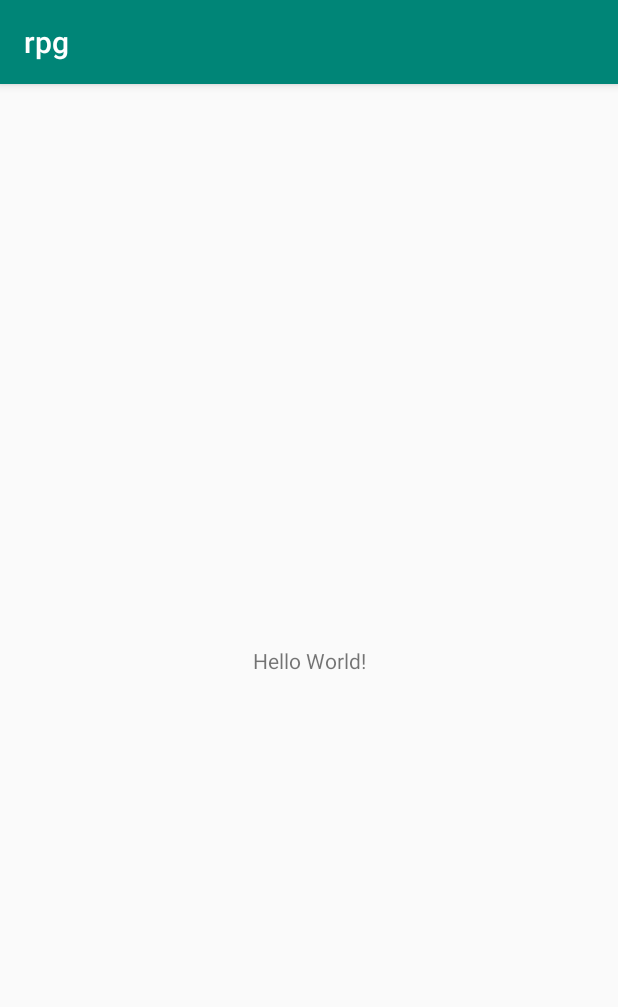
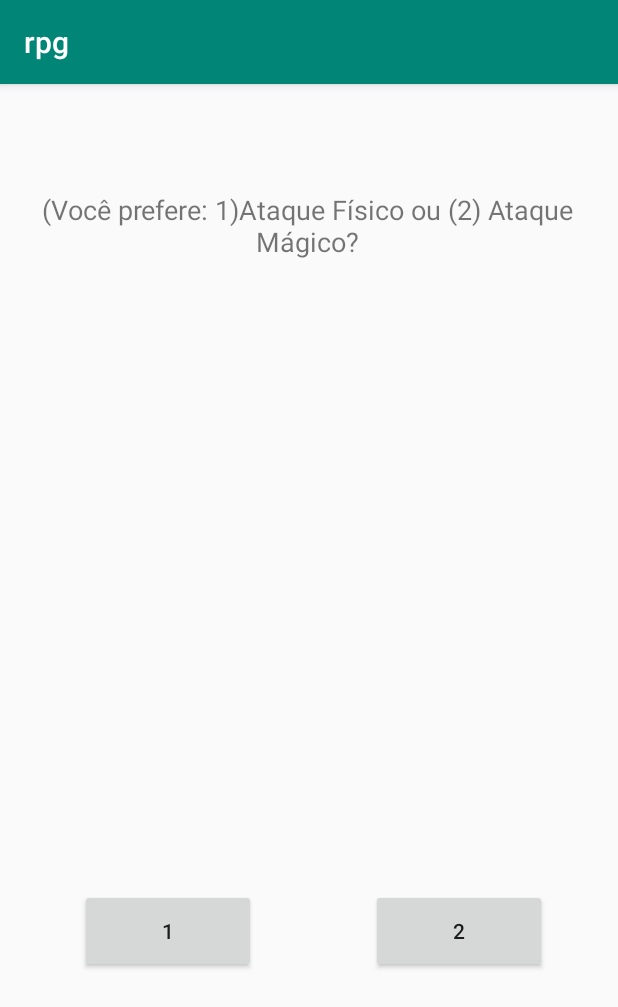
Before and after one commit to IuriAugusto397/ArvoreBinariaApp, an Android app: the screen it shows after launch (MainActivity), on a phone screen of 412 x 824 dp. Shown: the top 1007 px of the screen. Run offline under Robolectric (Android 15) with nearby library versions, the phone set to English and light mode, and no system bars.

Commit message:
Lógica de funcionamento dos botões

```diff
--- a/app/src/main/java/com/example/rpg/Execucao.java
+++ b/app/src/main/java/com/example/rpg/Execucao.java
@@ -7,7 +7,7 @@ package com.example.rpg;
 
 /**
  *
- * @author alessandro.alves
+ * @author iuri augusto
  */
 public class Execucao {
 
--- a/app/src/main/java/com/example/rpg/MainActivity.java
+++ b/app/src/main/java/com/example/rpg/MainActivity.java
@@ -3,12 +3,31 @@ package com.example.rpg;
 import androidx.appcompat.app.AppCompatActivity;
 
 import android.os.Bundle;
+import android.view.View;
+import android.widget.Button;
+import android.widget.TextView;
 
-public class MainActivity extends AppCompatActivity {
+public class MainActivity extends AppCompatActivity  {
+
+    public static TextView textoPrincipal;
+    public static Button botaoEsquerda;
+    public static Button botaoDireita;
+    public static boolean ladoNo;
 
     @Override
-    protected void onCreate(Bundle savedInstanceState) {
+    public void onCreate(Bundle savedInstanceState) {
         super.onCreate(savedInstanceState);
         setContentView(R.layout.activity_main);
+        textoPrincipal = findViewById(R.id.tvPrincipal);
+        botaoDireita = findViewById(R.id.btnDireita);
+        botaoEsquerda = findViewById(R.id.btnEsquerda);
+        Execucao.Dados();
+        No.Iniciaprograma(No.raiz);
+       // No.inserir(8, "(Você prefere: 1)Ataque Físico " + "ou (2) Ataque Mágico?");
+       // No.inserir(4, "Você pefere luta (1) Corpo a Corpo ou " + "(2) à distância?");
+
+
     }
+
+
 }
--- a/app/src/main/res/layout/activity_main.xml
+++ b/app/src/main/res/layout/activity_main.xml
@@ -7,12 +7,44 @@
     tools:context=".MainActivity">
 
     <TextView
-        android:layout_width="wrap_content"
-        android:layout_height="wrap_content"
+        android:id="@+id/tvPrincipal"
+        android:layout_width="377dp"
+        android:layout_height="453dp"
         android:text="Hello World!"
+        android:textAlignment="center"
+        android:textSize="18dp"
         app:layout_constraintBottom_toBottomOf="parent"
+        app:layout_constraintHorizontal_bias="0.47"
         app:layout_constraintLeft_toLeftOf="parent"
         app:layout_constraintRight_toRightOf="parent"
-        app:layout_constraintTop_toTopOf="parent" />
+        app:layout_constraintTop_toTopOf="parent"
+        app:layout_constraintVertical_bias="0.226" />
+
+    <Button
+        android:id="@+id/btnEsquerda"
+        android:layout_width="117dp"
+        android:layout_height="56dp"
+        android:layout_marginTop="12dp"
+        android:text="1"
+        app:layout_constraintBottom_toBottomOf="parent"
+        app:layout_constraintEnd_toEndOf="parent"
+        app:layout_constraintHorizontal_bias="0.18"
+        app:layout_constraintStart_toStartOf="parent"
+        app:layout_constraintTop_toBottomOf="@+id/tvPrincipal"
+        app:layout_constraintVertical_bias="0.0" />
+
+    <Button
+        android:id="@+id/btnDireita"
+        android:layout_width="117dp"
+        android:layout_height="56dp"
+        android:layout_marginTop="12dp"
+        android:text="2"
+        app:layout_constraintBottom_toBottomOf="parent"
+        app:layout_constraintEnd_toEndOf="parent"
+        app:layout_constraintHorizontal_bias="0.84"
+        app:layout_constraintStart_toStartOf="parent"
+        app:layout_constraintTop_toBottomOf="@+id/tvPrincipal"
+        app:layout_constraintVertical_bias="0.0" />
+
 
 </androidx.constraintlayout.widget.ConstraintLayout>
```
Also changed, not shown: app/src/main/java/com/example/rpg/Arvore.java (deleted, +0 -21 lines), app/src/main/java/com/example/rpg/No.java (+31 -22 lines), app/src/main/java/com/example/rpg/Principal.java (deleted, +0 -54 lines).
